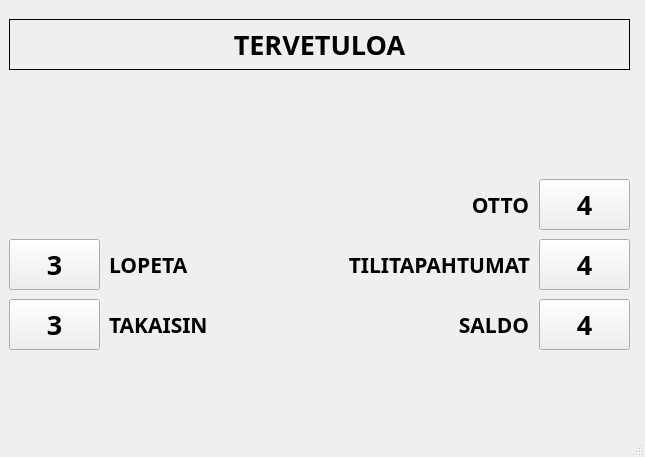
Old version of the form bank-automat/mainwindow.ui in the repository jaccet/MyBankSimul.
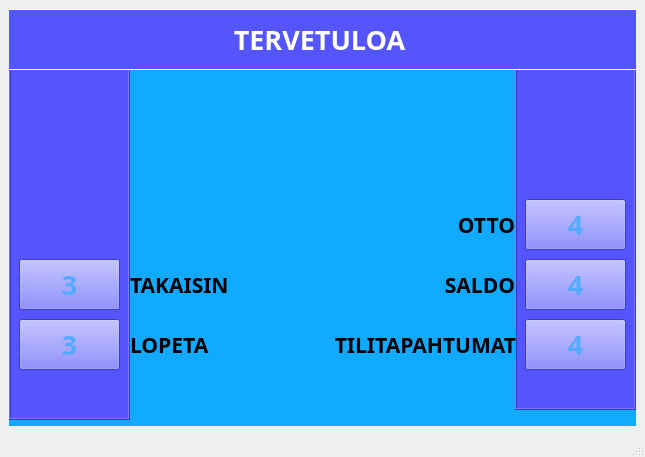
New version of the form. The open tabs and pages were chosen to show the change.

```diff
--- a/bank-automat/mainwindow.ui
+++ b/bank-automat/mainwindow.ui
@@ -48,6 +48,10 @@
       <property name="toolTipDuration">
        <number>-1</number>
       </property>
+      <property name="styleSheet">
+       <string notr="true">background-color: rgb(16, 220, 213);
+background-color: rgb(18, 170, 255);</string>
+      </property>
       <property name="currentIndex">
        <number>1</number>
       </property>
@@ -56,56 +60,27 @@
        <widget class="QFrame" name="frame">
         <property name="geometry">
          <rect>
-          <x>-10</x>
-          <y>60</y>
-          <width>291</width>
-          <height>341</height>
+          <x>0</x>
+          <y>50</y>
+          <width>121</width>
+          <height>361</height>
          </rect>
         </property>
+        <property name="styleSheet">
+         <string notr="true">background-color: rgb(85, 85, 255);</string>
+        </property>
         <property name="frameShape">
-         <enum>QFrame::NoFrame</enum>
+         <enum>QFrame::Box</enum>
         </property>
         <property name="frameShadow">
          <enum>QFrame::Raised</enum>
         </property>
-        <widget class="QLabel" name="LOPETA_LB">
-         <property name="geometry">
-          <rect>
-           <x>110</x>
-           <y>180</y>
-           <width>101</width>
-           <height>31</height>
-          </rect>
-         </property>
-         <property name="sizeIncrement">
-          <size>
-           <width>0</width>
-           <height>0</height>
-          </size>
-         </property>
-         <property name="font">
-          <font>
-           <family>Source Code Pro</family>
-           <pointsize>16</pointsize>
-           <bold>true</bold>
-          </font>
-         </property>
-         <property name="layoutDirection">
-          <enum>Qt::LeftToRight</enum>
-         </property>
-         <property name="text">
-          <string>LOPETA</string>
-         </property>
-         <property name="textFormat">
-          <enum>Qt::PlainText</enum>
-         </property>
-        </widget>
         <widget class="QPushButton" name="LOPETA_BT">
          <property name="geometry">
           <rect>
            <x>10</x>
-           <y>170</y>
-           <width>91</width>
+           <y>260</y>
+           <width>101</width>
            <height>51</height>
           </rect>
          </property>
@@ -119,36 +94,19 @@
          <property name="cursor">
           <cursorShape>PointingHandCursor</cursorShape>
          </property>
+         <property name="styleSheet">
+          <string notr="true">color: rgb(85, 170, 255);</string>
+         </property>
          <property name="text">
           <string>3</string>
          </property>
         </widget>
-        <widget class="QLabel" name="TAKAISIN_LB">
-         <property name="geometry">
-          <rect>
-           <x>110</x>
-           <y>240</y>
-           <width>131</width>
-           <height>31</height>
-          </rect>
-         </property>
-         <property name="font">
-          <font>
-           <family>Source Code Pro</family>
-           <pointsize>16</pointsize>
-           <bold>true</bold>
-          </font>
-         </property>
-         <property name="text">
-          <string>TAKAISIN</string>
-         </property>
-        </widget>
         <widget class="QPushButton" name="TAKAISIN_BT">
          <property name="geometry">
           <rect>
            <x>10</x>
-           <y>230</y>
-           <width>91</width>
+           <y>200</y>
+           <width>101</width>
            <height>51</height>
           </rect>
          </property>
@@ -162,6 +120,9 @@
          <property name="cursor">
           <cursorShape>PointingHandCursor</cursorShape>
          </property>
+         <property name="styleSheet">
+          <string notr="true">color: rgb(85, 170, 255);</string>
+         </property>
          <property name="text">
           <string>3</string>
          </property>
@@ -173,185 +134,13 @@
          </property>
         </widget>
        </widget>
-       <widget class="QFrame" name="frame_2">
-        <property name="geometry">
-         <rect>
-          <x>290</x>
-          <y>60</y>
-          <width>331</width>
-          <height>341</height>
-         </rect>
-        </property>
-        <property name="frameShape">
-         <enum>QFrame::NoFrame</enum>
-        </property>
-        <property name="frameShadow">
-         <enum>QFrame::Raised</enum>
-        </property>
-        <widget class="QLabel" name="SALDO_LB">
-         <property name="geometry">
-          <rect>
-           <x>90</x>
-           <y>240</y>
-           <width>140</width>
-           <height>31</height>
-          </rect>
-         </property>
-         <property name="font">
-          <font>
-           <family>Source Code Pro</family>
-           <pointsize>16</pointsize>
-           <bold>true</bold>
-          </font>
-         </property>
-         <property name="layoutDirection">
-          <enum>Qt::RightToLeft</enum>
-         </property>
-         <property name="text">
-          <string>         SALDO</string>
-         </property>
-         <property name="alignment">
-          <set>Qt::AlignRight|Qt::AlignTrailing|Qt::AlignVCenter</set>
-         </property>
-        </widget>
-        <widget class="QPushButton" name="SALDO_BT">
-         <property name="geometry">
-          <rect>
-           <x>240</x>
-           <y>230</y>
-           <width>91</width>
-           <height>51</height>
-          </rect>
-         </property>
-         <property name="font">
-          <font>
-           <family>Webdings</family>
-           <pointsize>20</pointsize>
-           <bold>true</bold>
-          </font>
-         </property>
-         <property name="cursor">
-          <cursorShape>PointingHandCursor</cursorShape>
-         </property>
-         <property name="text">
-          <string>4</string>
-         </property>
-        </widget>
-        <widget class="QPushButton" name="TILITAPAHTUMAT_BT">
-         <property name="geometry">
-          <rect>
-           <x>240</x>
-           <y>170</y>
-           <width>91</width>
-           <height>51</height>
-          </rect>
-         </property>
-         <property name="font">
-          <font>
-           <family>Webdings</family>
-           <pointsize>20</pointsize>
-           <bold>true</bold>
-          </font>
-         </property>
-         <property name="cursor">
-          <cursorShape>PointingHandCursor</cursorShape>
-         </property>
-         <property name="text">
-          <string>4</string>
-         </property>
-        </widget>
-        <widget class="QLabel" name="TILITAPAHTUMAT_LB">
-         <property name="geometry">
-          <rect>
-           <x>0</x>
-           <y>180</y>
-           <width>231</width>
-           <height>31</height>
-          </rect>
-         </property>
-         <property name="font">
-          <font>
-           <family>Source Code Pro</family>
-           <pointsize>16</pointsize>
-           <bold>true</bold>
-          </font>
-         </property>
-         <property name="cursor">
-          <cursorShape>ArrowCursor</cursorShape>
-         </property>
-         <property name="focusPolicy">
-          <enum>Qt::NoFocus</enum>
-         </property>
-         <property name="text">
-          <string>TILITAPAHTUMAT</string>
-         </property>
-         <property name="alignment">
-          <set>Qt::AlignRight|Qt::AlignTrailing|Qt::AlignVCenter</set>
-         </property>
-        </widget>
-        <widget class="QPushButton" name="OTTO_BT">
-         <property name="geometry">
-          <rect>
-           <x>240</x>
-           <y>110</y>
-           <width>91</width>
-           <height>51</height>
-          </rect>
-         </property>
-         <property name="font">
-          <font>
-           <family>Webdings</family>
-           <pointsize>20</pointsize>
-           <bold>true</bold>
-          </font>
-         </property>
-         <property name="cursor">
-          <cursorShape>PointingHandCursor</cursorShape>
-         </property>
-         <property name="text">
-          <string>4</string>
-         </property>
-        </widget>
-        <widget class="QLabel" name="OTTO_LB">
-         <property name="geometry">
-          <rect>
-           <x>90</x>
-           <y>120</y>
-           <width>140</width>
-           <height>31</height>
-          </rect>
-         </property>
-         <property name="maximumSize">
-          <size>
-           <width>16777215</width>
-           <height>16777215</height>
-          </size>
-         </property>
-         <property name="font">
-          <font>
-           <family>Source Code Pro</family>
-           <pointsize>16</pointsize>
-           <bold>true</bold>
-          </font>
-         </property>
-         <property name="layoutDirection">
-          <enum>Qt::LeftToRight</enum>
-         </property>
-         <property name="text">
-          <string>          OTTO</string>
-         </property>
-         <property name="alignment">
-          <set>Qt::AlignRight|Qt::AlignTrailing|Qt::AlignVCenter</set>
-         </property>
-        </widget>
-       </widget>
        <widget class="QLabel" name="label_4">
         <property name="geometry">
          <rect>
-          <x>0</x>
-          <y>10</y>
-          <width>621</width>
-          <height>51</height>
+          <x>-10</x>
+          <y>0</y>
+          <width>641</width>
+          <height>61</height>
          </rect>
         </property>
         <property name="font">
@@ -361,6 +150,11 @@
           <bold>true</bold>
          </font>
         </property>
+        <property name="styleSheet">
+         <string notr="true">background-color: rgb(85, 85, 255);
+color: rgb(255, 255, 255);
+border-color: rgb(85, 85, 127);</string>
+        </property>
         <property name="frameShape">
          <enum>QFrame::Box</enum>
         </property>
@@ -371,6 +165,260 @@
          <set>Qt::AlignCenter</set>
         </property>
        </widget>
+       <widget class="QLabel" name="OTTO_LB">
+        <property name="geometry">
+         <rect>
+          <x>366</x>
+          <y>200</y>
+          <width>140</width>
+          <height>31</height>
+         </rect>
+        </property>
+        <property name="maximumSize">
+         <size>
+          <width>16777215</width>
+          <height>16777215</height>
+         </size>
+        </property>
+        <property name="font">
+         <font>
+          <family>Source Code Pro</family>
+          <pointsize>16</pointsize>
+          <bold>true</bold>
+         </font>
+        </property>
+        <property name="layoutDirection">
+         <enum>Qt::LeftToRight</enum>
+        </property>
+        <property name="styleSheet">
+         <string notr="true">color: rgb(0, 12, 62);
+color: rgb(0, 0, 0);</string>
+        </property>
+        <property name="text">
+         <string>          OTTO</string>
+        </property>
+        <property name="alignment">
+         <set>Qt::AlignRight|Qt::AlignTrailing|Qt::AlignVCenter</set>
+        </property>
+       </widget>
+       <widget class="QFrame" name="frame_2">
+        <property name="geometry">
+         <rect>
+          <x>506</x>
+          <y>50</y>
+          <width>121</width>
+          <height>351</height>
+         </rect>
+        </property>
+        <property name="styleSheet">
+         <string notr="true">background-color: rgb(85, 85, 255);</string>
+        </property>
+        <property name="frameShape">
+         <enum>QFrame::Box</enum>
+        </property>
+        <property name="frameShadow">
+         <enum>QFrame::Raised</enum>
+        </property>
+        <widget class="QPushButton" name="OTTO_BT">
+         <property name="geometry">
+          <rect>
+           <x>10</x>
+           <y>140</y>
+           <width>101</width>
+           <height>51</height>
+          </rect>
+         </property>
+         <property name="font">
+          <font>
+           <family>Webdings</family>
+           <pointsize>20</pointsize>
+           <bold>true</bold>
+          </font>
+         </property>
+         <property name="cursor">
+          <cursorShape>PointingHandCursor</cursorShape>
+         </property>
+         <property name="styleSheet">
+          <string notr="true">color: rgb(85, 170, 255);</string>
+         </property>
+         <property name="text">
+          <string>4</string>
+         </property>
+        </widget>
+        <widget class="QPushButton" name="TILITAPAHTUMAT_BT">
+         <property name="geometry">
+          <rect>
+           <x>10</x>
+           <y>260</y>
+           <width>101</width>
+           <height>51</height>
+          </rect>
+         </property>
+         <property name="font">
+          <font>
+           <family>Webdings</family>
+           <pointsize>20</pointsize>
+           <bold>true</bold>
+          </font>
+         </property>
+         <property name="cursor">
+          <cursorShape>PointingHandCursor</cursorShape>
+         </property>
+         <property name="styleSheet">
+          <string notr="true">color: rgb(85, 170, 255);</string>
+         </property>
+         <property name="text">
+          <string>4</string>
+         </property>
+        </widget>
+        <widget class="QPushButton" name="SALDO_BT">
+         <property name="geometry">
+          <rect>
+           <x>10</x>
+           <y>200</y>
+           <width>101</width>
+           <height>51</height>
+          </rect>
+         </property>
+         <property name="font">
+          <font>
+           <family>Webdings</family>
+           <pointsize>20</pointsize>
+           <bold>true</bold>
+          </font>
+         </property>
+         <property name="cursor">
+          <cursorShape>PointingHandCursor</cursorShape>
+         </property>
+         <property name="styleSheet">
+          <string notr="true">color: rgb(85, 170, 255);</string>
+         </property>
+         <property name="text">
+          <string>4</string>
+         </property>
+        </widget>
+       </widget>
+       <widget class="QLabel" name="SALDO_LB">
+        <property name="geometry">
+         <rect>
+          <x>366</x>
+          <y>260</y>
+          <width>140</width>
+          <height>31</height>
+         </rect>
+        </property>
+        <property name="font">
+         <font>
+          <family>Source Code Pro</family>
+          <pointsize>16</pointsize>
+          <bold>true</bold>
+         </font>
+        </property>
+        <property name="layoutDirection">
+         <enum>Qt::RightToLeft</enum>
+        </property>
+        <property name="text">
+         <string>         SALDO</string>
+        </property>
+        <property name="alignment">
+         <set>Qt::AlignRight|Qt::AlignTrailing|Qt::AlignVCenter</set>
+        </property>
+       </widget>
+       <widget class="QLabel" name="TILITAPAHTUMAT_LB">
+        <property name="geometry">
+         <rect>
+          <x>276</x>
+          <y>320</y>
+          <width>231</width>
+          <height>31</height>
+         </rect>
+        </property>
+        <property name="font">
+         <font>
+          <family>Source Code Pro</family>
+          <pointsize>16</pointsize>
+          <bold>true</bold>
+         </font>
+        </property>
+        <property name="cursor">
+         <cursorShape>ArrowCursor</cursorShape>
+        </property>
+        <property name="focusPolicy">
+         <enum>Qt::NoFocus</enum>
+        </property>
+        <property name="text">
+         <string>TILITAPAHTUMAT</string>
+        </property>
+        <property name="alignment">
+         <set>Qt::AlignRight|Qt::AlignTrailing|Qt::AlignVCenter</set>
+        </property>
+       </widget>
+       <widget class="QLabel" name="LOPETA_LB">
+        <property name="geometry">
+         <rect>
+          <x>121</x>
+          <y>320</y>
+          <width>101</width>
+          <height>31</height>
+         </rect>
+        </property>
+        <property name="sizeIncrement">
+         <size>
+          <width>0</width>
+          <height>0</height>
+         </size>
+        </property>
+        <property name="font">
+         <font>
+          <family>Source Code Pro</family>
+          <pointsize>16</pointsize>
+          <bold>true</bold>
+         </font>
+        </property>
+        <property name="layoutDirection">
+         <enum>Qt::LeftToRight</enum>
+        </property>
+        <property name="styleSheet">
+         <string notr="true"/>
+        </property>
+        <property name="text">
+         <string>LOPETA</string>
+        </property>
+        <property name="textFormat">
+         <enum>Qt::PlainText</enum>
+        </property>
+       </widget>
+       <widget class="QLabel" name="TAKAISIN_LB">
+        <property name="geometry">
+         <rect>
+          <x>121</x>
+          <y>260</y>
+          <width>121</width>
+          <height>31</height>
+         </rect>
+        </property>
+        <property name="font">
+         <font>
+          <family>Source Code Pro</family>
+          <pointsize>16</pointsize>
+          <bold>true</bold>
+         </font>
+        </property>
+        <property name="styleSheet">
+         <string notr="true"/>
+        </property>
+        <property name="text">
+         <string>TAKAISIN</string>
+        </property>
+       </widget>
+       <zorder>frame_2</zorder>
+       <zorder>frame</zorder>
+       <zorder>label_4</zorder>
+       <zorder>OTTO_LB</zorder>
+       <zorder>SALDO_LB</zorder>
+       <zorder>TILITAPAHTUMAT_LB</zorder>
+       <zorder>LOPETA_LB</zorder>
+       <zorder>TAKAISIN_LB</zorder>
       </widget>
       <widget class="QWidget" name="Otto">
        <widget class="QLabel" name="label_5">
```
Left out of the diff: 281 changed lines with no effect on the pictures.
